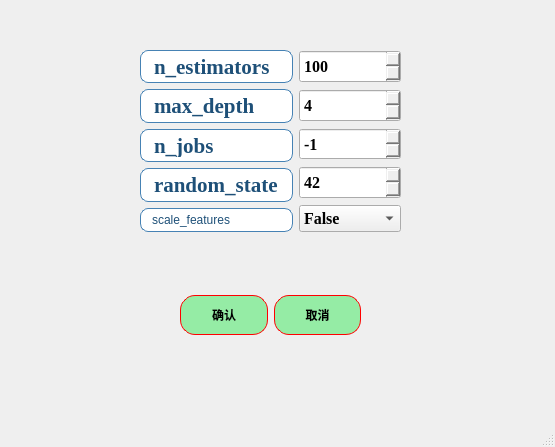
Above: ui/algorithms2_RF_para.ui from azhongege24/predict_first before the change. Below: the same form after it.
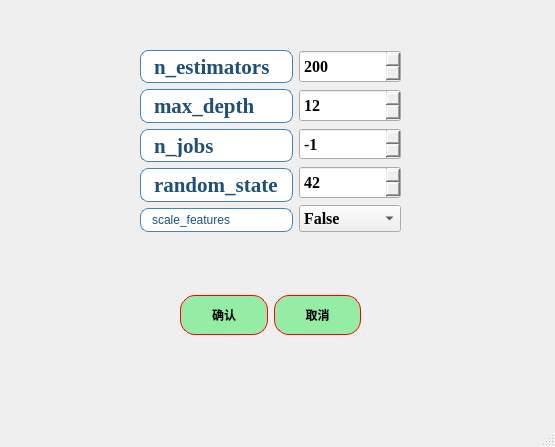
That is the form after the change.

The edit to the form file:
```diff
--- a/ui/algorithms2_RF_para.ui
+++ b/ui/algorithms2_RF_para.ui
@@ -362,7 +362,7 @@
           <number>1000</number>
          </property>
          <property name="value">
-          <number>100</number>
+          <number>200</number>
          </property>
         </widget>
        </item>
@@ -397,7 +397,7 @@
 }</string>
          </property>
          <property name="value">
-          <number>4</number>
+          <number>12</number>
          </property>
         </widget>
        </item>
```
